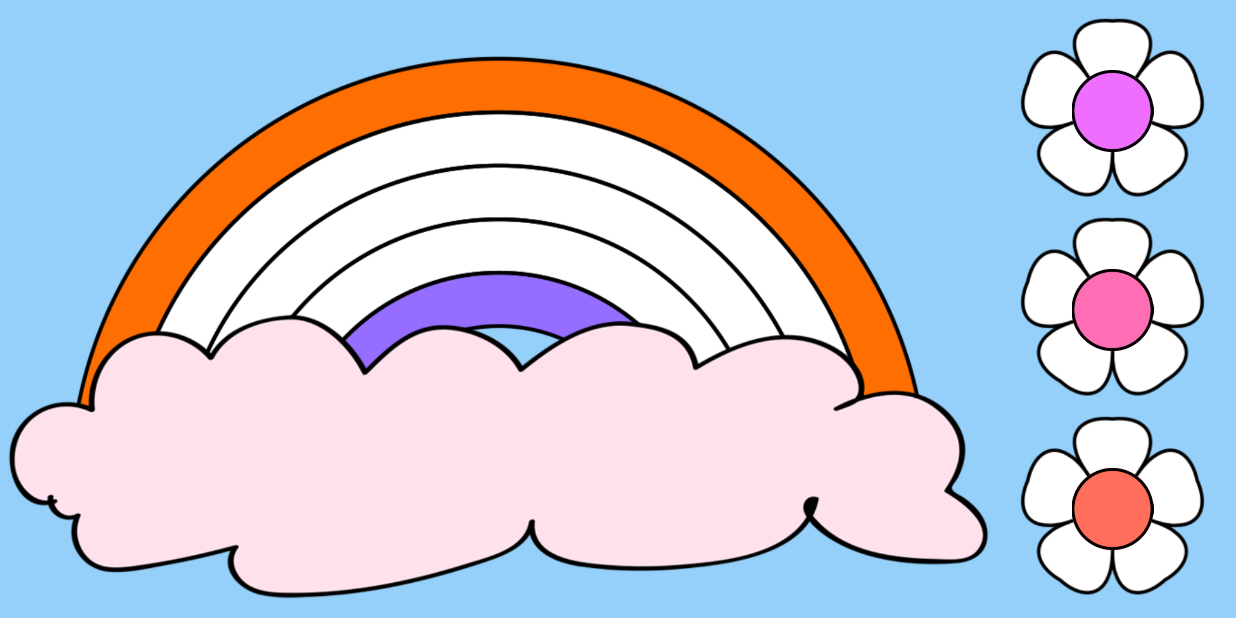
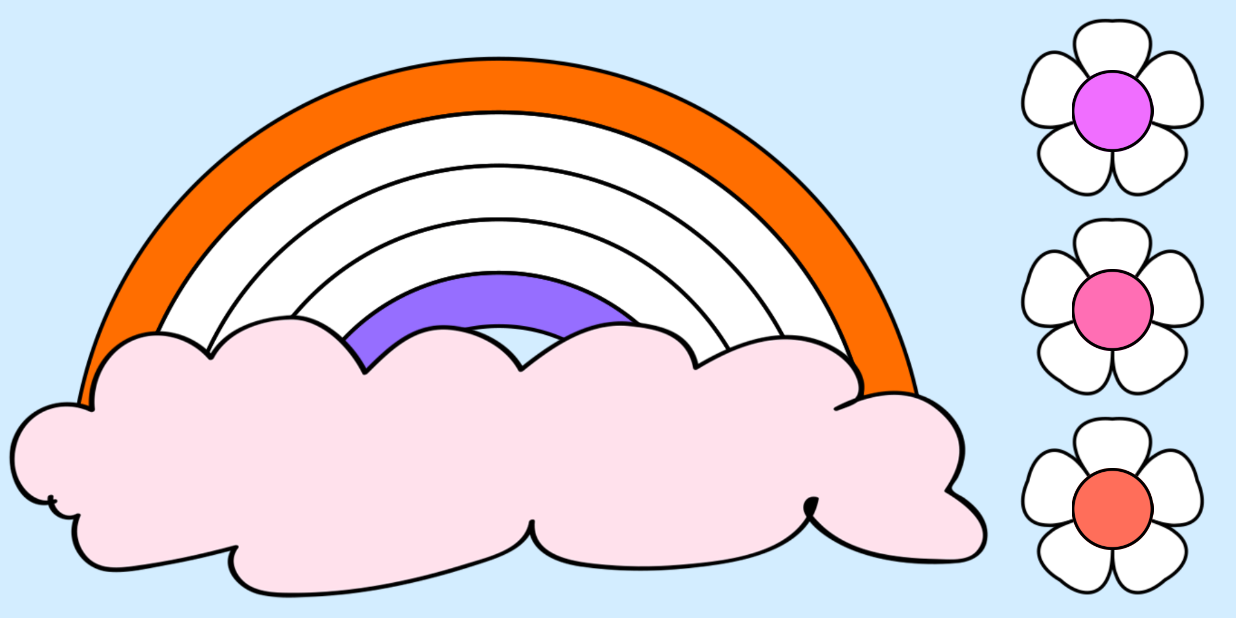
Before and after one commit to elenkamir/gamesforkids, an Android app: the Game2Activity screen opened directly, with no data from a screen before it, on a phone screen of 824 x 412 dp (held sideways). Run offline under Robolectric (Android 15) with nearby library versions, the phone set to English and light mode, and no system bars.

Commit message:
Transparent GIFs + some fixes

```diff
--- a/app/build.gradle
+++ b/app/build.gradle
@@ -25,6 +25,5 @@ dependencies {
     testImplementation 'junit:junit:4.12'
     androidTestImplementation 'com.android.support.test:runner:1.0.1'
     androidTestImplementation 'com.android.support.test.espresso:espresso-core:3.0.1'
-    compile 'com.github.bumptech.glide:glide:3.7.0'
-    compile 'com.android.support:support-v4:26.1.0'
+    compile 'pl.droidsonroids.gif:android-gif-drawable:1.2.0'
 }
--- a/app/src/main/AndroidManifest.xml
+++ b/app/src/main/AndroidManifest.xml
@@ -33,7 +33,9 @@
         <activity
             android:name=".Game3_1Activity"
             android:screenOrientation="landscape" />
-        <activity android:name=".Game5Activity"></activity>
+        <activity
+            android:name=".Game5Activity"
+            android:screenOrientation="landscape"/>
     </application>
 
 </manifest>
--- a/app/src/main/java/ru/gamesforkids/gamesforkids/Game2Activity.java
+++ b/app/src/main/java/ru/gamesforkids/gamesforkids/Game2Activity.java
@@ -9,18 +9,16 @@ import android.content.pm.ActivityInfo;
 import android.view.View;
 import android.view.Window;
 import android.view.WindowManager;
-import android.widget.FrameLayout;
 import android.widget.ImageButton;
 import android.widget.ImageView;
-
-import com.bumptech.glide.Glide;
-import com.bumptech.glide.load.engine.DiskCacheStrategy;
 
 import java.util.ArrayList;
 import java.util.Arrays;
 import java.util.Collections;
 import java.util.List;
 import java.util.Random;
+
+import pl.droidsonroids.gif.GifImageView;
 
 
 public class Game2Activity extends AppCompatActivity {
@@ -33,9 +31,8 @@ public class Game2Activity extends AppCompatActivity {
     ImageView ivArc4;
     ImageView ivArc5;
     ImageView rainbowContour;
-    ImageView goodEnd;
-    ImageView badEnd;
-    FrameLayout End;
+    GifImageView goodEnd;
+    GifImageView badEnd;
 
     int k = 0;
     ArrayList<ImageView> arcs;
@@ -57,13 +54,8 @@ public class Game2Activity extends AppCompatActivity {
                 WindowManager.LayoutParams.FLAG_FULLSCREEN);
 
         clickMP = MediaPlayer.create(this, R.raw.g2click);
-        End = findViewById(R.id.End);
         goodEnd = findViewById(R.id.happySun);
-        Glide.with(getApplicationContext()).load(R.drawable.happy_sun).asGif().
-                fitCenter().diskCacheStrategy(DiskCacheStrategy.SOURCE).crossFade().into(goodEnd);
         badEnd = findViewById(R.id.sadCloud);
-        Glide.with(getApplicationContext()).load(R.drawable.sad_cloud).asGif().
-                fitCenter().diskCacheStrategy(DiskCacheStrategy.SOURCE).crossFade().into(badEnd);
         ibColor1 = findViewById(R.id.color1ib);
         ibColor2 = findViewById(R.id.color2ib);
         ibColor3 = findViewById(R.id.color3ib);
@@ -129,6 +121,7 @@ public class Game2Activity extends AppCompatActivity {
             }
         });
     }
+
     private void newGame() {
         Random r = new Random();
         int inVar = r.nextInt(3);           // число, которое не будет изменяться
@@ -153,9 +146,11 @@ public class Game2Activity extends AppCompatActivity {
         k = 0;
         playerComb = new ArrayList<>();
     }
+
     private int compColor(int[] color) {
-        return Color.rgb(color[0],color[1],color[2]);
+        return Color.rgb(color[0], color[1], color[2]);
     }
+
     private ArrayList<Integer> genColors(boolean redir, boolean from0, int inVar, int f, int c, int d) {
         /*
         color[0] = r;
@@ -189,6 +184,7 @@ public class Game2Activity extends AppCompatActivity {
         }
         return setOfGenColors;
     }
+
     private void check(View view) {
         int delay = 4000;
         if (endMP != null) {
@@ -208,7 +204,6 @@ public class Game2Activity extends AppCompatActivity {
             new Handler().postDelayed(new Runnable() {
                 @Override
                 public void run() {
-                    End.setVisibility(View.VISIBLE);
                     goodEnd.setVisibility(View.VISIBLE);
                 }
             }, delay / 4);
@@ -231,7 +226,6 @@ public class Game2Activity extends AppCompatActivity {
             new Handler().postDelayed(new Runnable() {
                 @Override
                 public void run() {
-                    End.setVisibility(View.VISIBLE);
                     badEnd.setVisibility(View.VISIBLE);
                 }
             }, delay / 4);
@@ -245,8 +239,9 @@ public class Game2Activity extends AppCompatActivity {
             }, delay);
         }
     }
+
     private void redraw() {
-        mix = Arrays.asList(1,2,3);
+        mix = Arrays.asList(1, 2, 3);
         Collections.shuffle(mix);
 
         btColors = new ArrayList<>();
@@ -266,7 +261,6 @@ public class Game2Activity extends AppCompatActivity {
         ivArc4.setColorFilter(null);
         rainbowContour.setVisibility(View.VISIBLE);
 
-        End.setVisibility(View.GONE);
         goodEnd.setVisibility(View.GONE);
         badEnd.setVisibility(View.GONE);
     }
--- a/app/src/main/res/layout/activity_game2.xml
+++ b/app/src/main/res/layout/activity_game2.xml
@@ -272,26 +272,18 @@
 
     </LinearLayout>
 
-    <FrameLayout
-        android:id="@+id/End"
+    <pl.droidsonroids.gif.GifImageView
+        android:id="@+id/happySun"
         android:layout_width="match_parent"
         android:layout_height="match_parent"
-        android:background="@color/white"
-        android:visibility="gone">
+        android:scaleType="fitCenter"
+        android:src="@drawable/happy_sun" />
 
-        <ImageView
-            android:id="@+id/sadCloud"
-            android:layout_width="match_parent"
-            android:layout_height="match_parent"
-            android:visibility="gone"
-            app:srcCompat="@drawable/sad_cloud" />
-
-        <ImageView
-            android:id="@+id/happySun"
-            android:layout_width="match_parent"
-            android:layout_height="match_parent"
-            android:visibility="gone"
-            app:srcCompat="@drawable/happy_sun" />
-    </FrameLayout>
+    <pl.droidsonroids.gif.GifImageView
+        android:id="@+id/sadCloud"
+        android:layout_width="match_parent"
+        android:layout_height="match_parent"
+        android:scaleType="fitCenter"
+        android:src="@drawable/sad_cloud" />
 
 </FrameLayout>
--- a/app/src/main/res/values/colors.xml
+++ b/app/src/main/res/values/colors.xml
@@ -9,7 +9,7 @@
     <color name="pink">#fc5fe2</color>
     <color name="lightblue">#42aaff</color>
     <color name="green">#008000</color>
-    <color name="g2Sky">#95d0fa</color>
+    <color name="g2Sky">#d3edff</color>
     <color name="gray">#808080</color>
     <color name="darkblue">#0f0f8e</color>
     <color name="yellow">#ffff00</color>
```
Also changed, not shown: app/src/main/java/ru/gamesforkids/gamesforkids/Game5Activity.java (+6 -3 lines), app/src/main/res/drawable/sad_cloud.gif, 1 other file.
